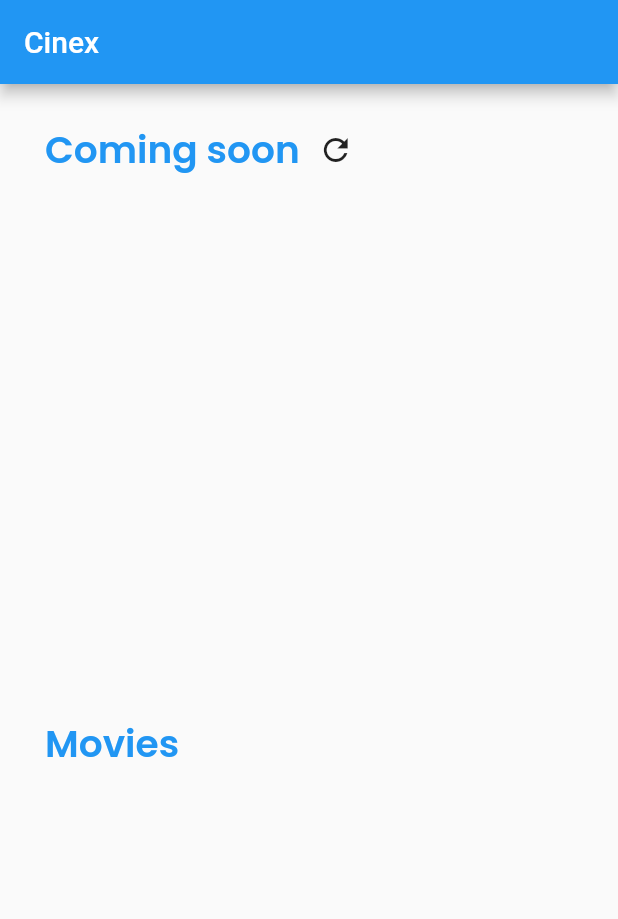
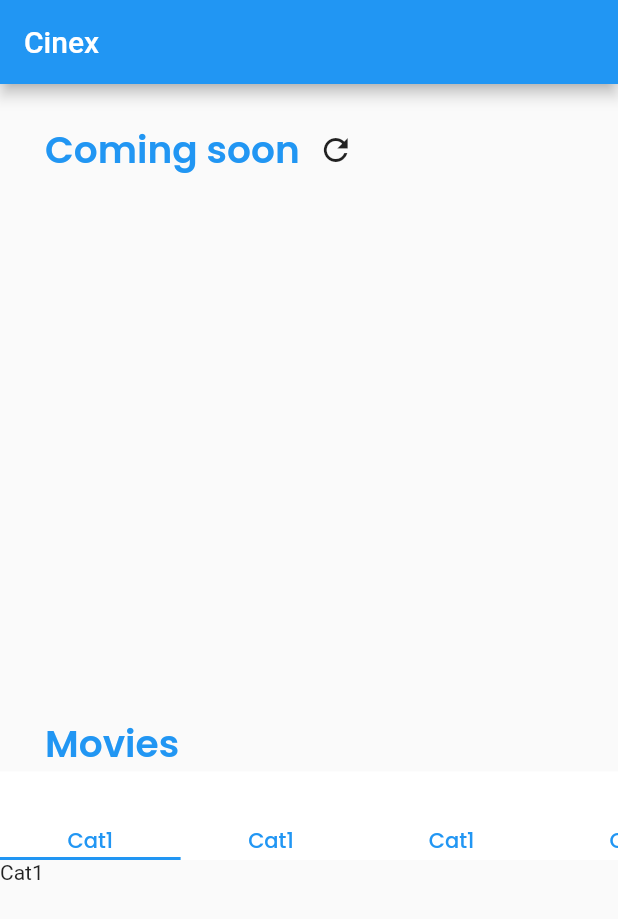
Before and after one commit to fareezj/Cinex, a Flutter app: the screen it shows after launch, on a phone screen of 412 x 824 dp. Shown: the top 919 px of the screen. Run offline on Flutter 3.47's test engine with Material 2 defaults, Android fonts, the phone set to English and light mode, and no system bars; our stand-ins replace google_fonts.

Commit message:
Init TabBar, TabBarView widgets

```diff
--- a/lib/ui/dashboard.dart
+++ b/lib/ui/dashboard.dart
@@ -77,6 +77,42 @@ class _DashboardState extends State<Dashboard> {
                 ],
               )
             ),
+            Container(
+              child: Expanded(
+                child: DefaultTabController(
+                  length: 5,
+                  child: Scaffold(
+                    appBar: PreferredSize(
+                      preferredSize: Size.fromHeight(59.0),
+                      child: AppBar(
+                        elevation: 0.0,
+                        backgroundColor: Colors.white,
+                        bottom: TabBar(
+                          isScrollable: true,
+                          labelPadding: EdgeInsets.symmetric(horizontal: 45.0, vertical: 0.0),
+                          tabs: [
+                            Text('Cat1', style: GoogleFonts.poppins(color: Colors.blue),),
+                            Text('Cat1', style: GoogleFonts.poppins(color: Colors.blue),),
+                            Text('Cat1', style: GoogleFonts.poppins(color: Colors.blue),),
+                            Text('Cat1', style: GoogleFonts.poppins(color: Colors.blue),),
+                            Text('Cat1', style: GoogleFonts.poppins(color: Colors.blue),),
+                          ],
+                        ),
+                      ),
+                    ),
+                    body: TabBarView(
+                      children: [
+                        Text('Cat1'),
+                        Text('Cat1'),
+                        Text('Cat1'),
+                        Text('Cat1'),
+                        Text('Cat1'),
+                      ],
+                    ),
+                  ),
+                ),
+              ),
+            )
           ],
         )));
   }
--- /dev/null
+++ b/lib/ui/widgets/category_movies_tile.dart
@@ -0,0 +1,22 @@
+import 'package:flutter/material.dart';
+
+class CategoryMoviesTile extends StatefulWidget {
+  @override
+  _CategoryMoviesTileState createState() => _CategoryMoviesTileState();
+}
+
+class _CategoryMoviesTileState extends State<CategoryMoviesTile> {
+  @override
+  Widget build(BuildContext context) {
+    return Container(
+      child: Column(
+        children: [
+          Stack(
+            children: [
+            ],
+          )
+        ],
+      ),
+    );
+  }
+}
```
